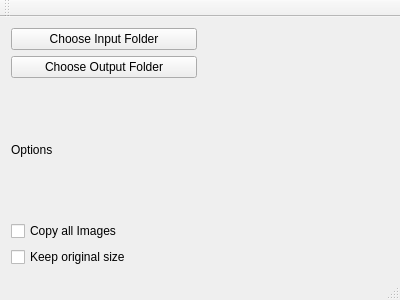
Old version of the form forms/mainwindow.ui in the repository andrevaETH/timelapse-tool.
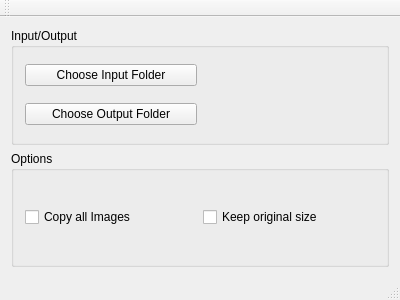
New version of the form.

```diff
--- a/forms/mainwindow.ui
+++ b/forms/mainwindow.ui
@@ -15,35 +15,73 @@
   </property>
   <widget class="QWidget" name="centralWidget">
    <layout class="QGridLayout" name="gridLayout_2">
+    <item row="1" column="0">
+     <widget class="QGroupBox" name="options_box">
+      <property name="title">
+       <string>Options</string>
+      </property>
+      <layout class="QGridLayout" name="gridLayout_3">
+       <item row="2" column="0">
+        <layout class="QHBoxLayout" name="main_options">
+         <item>
+          <layout class="QVBoxLayout" name="verticalLayout">
+           <item>
+            <widget class="QCheckBox" name="copy_images_chkbox">
+             <property name="text">
+              <string>Copy all Images</string>
+             </property>
+            </widget>
+           </item>
+          </layout>
+         </item>
+         <item>
+          <widget class="QCheckBox" name="original_size_chkbox">
+           <property name="text">
+            <string>Keep original size</string>
+           </property>
+          </widget>
+         </item>
+        </layout>
+       </item>
+      </layout>
+     </widget>
+    </item>
     <item row="0" column="0">
-     <layout class="QVBoxLayout" name="main_grid">
-      <item>
-       <layout class="QGridLayout" name="folder_grid">
-        <property name="spacing">
-         <number>6</number>
-        </property>
-        <item row="1" column="1">
-         <widget class="QLabel" name="image_input_folder_label">
-          <property name="text">
-           <string/>
-          </property>
-         </widget>
-        </item>
+     <widget class="QGroupBox" name="IO_box">
+      <property name="title">
+       <string>Input/Output</string>
+      </property>
+      <layout class="QGridLayout" name="gridLayout">
         <item row="1" column="0">
+        <layout class="QVBoxLayout" name="main_IO">
+         <item>
+          <layout class="QHBoxLayout" name="input_folder">
+           <item>
          <widget class="QPushButton" name="image_input_folder_button">
           <property name="text">
            <string>Choose Input Folder</string>
           </property>
          </widget>
         </item>
-        <item row="2" column="0">
+           <item>
+            <widget class="QLabel" name="image_input_folder_label">
+             <property name="text">
+              <string/>
+             </property>
+            </widget>
+           </item>
+          </layout>
+         </item>
+         <item>
+          <layout class="QHBoxLayout" name="output_folder">
+           <item>
          <widget class="QPushButton" name="image_output_folder_button">
           <property name="text">
            <string>Choose Output Folder</string>
           </property>
          </widget>
         </item>
-        <item row="2" column="1">
+           <item>
          <widget class="QLabel" name="image_output_folder_label">
           <property name="text">
            <string/>
@@ -52,36 +90,10 @@
         </item>
        </layout>
       </item>
-      <item>
-       <layout class="QVBoxLayout" name="options_top">
-        <item>
-         <widget class="QLabel" name="options_label">
-          <property name="text">
-           <string>Options</string>
-          </property>
-         </widget>
-        </item>
-        <item>
-         <layout class="QGridLayout" name="options_grid">
-          <item row="0" column="0">
-           <widget class="QCheckBox" name="copy_checkbox">
-            <property name="text">
-             <string>Copy all Images</string>
-            </property>
-           </widget>
-          </item>
-          <item row="1" column="0">
-           <widget class="QCheckBox" name="checkBox">
-            <property name="text">
-             <string>Keep original size</string>
-            </property>
-           </widget>
-          </item>
          </layout>
         </item>
        </layout>
-      </item>
-     </layout>
+     </widget>
     </item>
    </layout>
   </widget>
```
Lines whose indentation alone changed are shown as unchanged.
